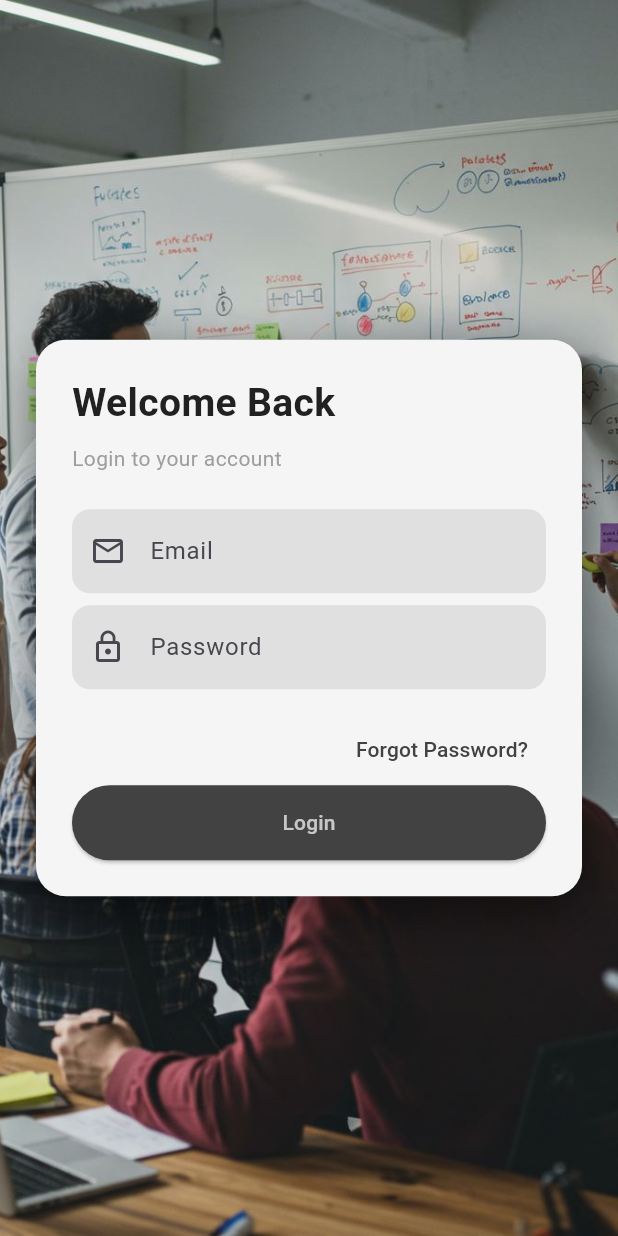
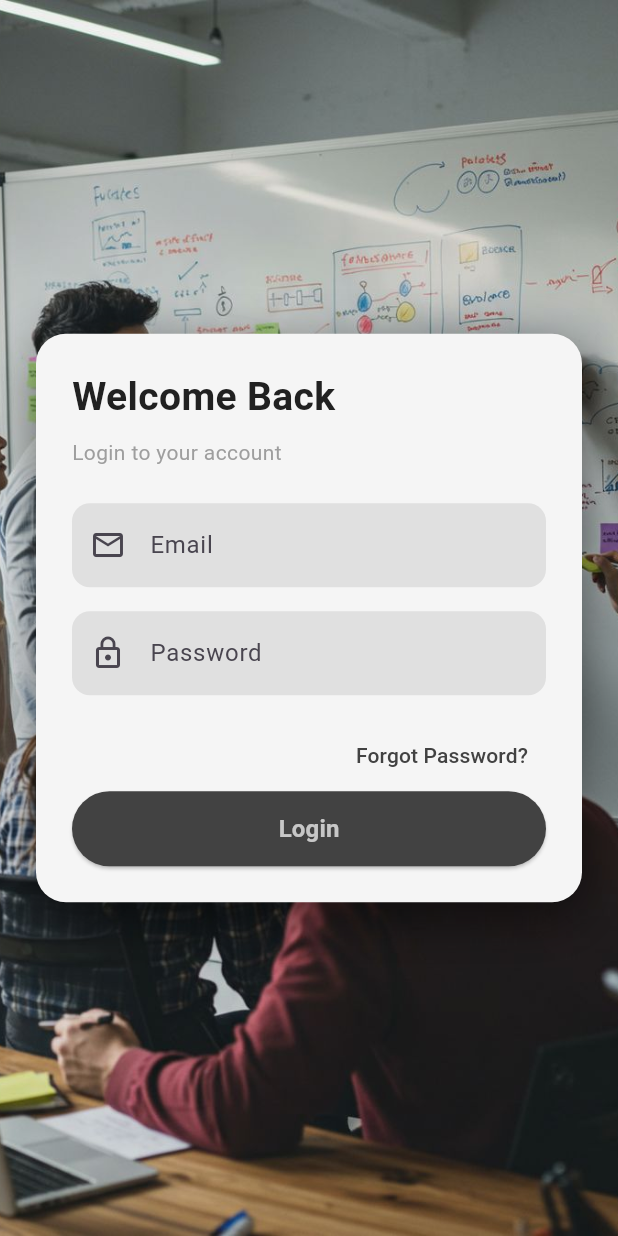
Before and after one commit to Mansyahariii/collabsession_kelompok_3, a Flutter app: the screen it shows after launch, on a phone screen of 412 x 824 dp. Run offline on Flutter 3.47's test engine with Material 3 defaults, Android fonts, the phone set to English and light mode, and no system bars; our stand-ins replace firebase_auth, firebase_core; accounts and stored records are empty.

Commit message:
wrap text error ke center dan beberapa penyesuaian

```diff
--- a/lib/pages/login.dart
+++ b/lib/pages/login.dart
@@ -136,7 +136,7 @@ class _MyLoginState extends State<MyLogin> {
                         ),
                       ),
                     ),
-                    const SizedBox(height: 8),
+                    const SizedBox(height: 16),
                     TextField(
                       controller: passCtrl,
                       obscureText: true,
@@ -172,8 +172,8 @@ class _MyLoginState extends State<MyLogin> {
                       ),
                     ),
                     if (_error != null) ...[
-                      Text(_error!, style: const TextStyle(color: Colors.red)),
-                      const SizedBox(height: 8),
+                      Center(child: Text(_error!, style: const TextStyle(color: Colors.red))),
+                      const SizedBox(height: 16),
                     ],
                     SizedBox(
                       width: double.infinity,
@@ -188,8 +188,16 @@ class _MyLoginState extends State<MyLogin> {
                           ),
                         ),
                         child: _isLoading
-                            ? const CircularProgressIndicator()
-                            : const Text('Login'),
+                            ? const CircularProgressIndicator(
+                                color: Colors.white,
+                              )
+                            : const Text(
+                                "Login",
+                                style: TextStyle(
+                                  fontSize: 16,
+                                  fontWeight: FontWeight.bold,
+                                ),
+                              ),
                       ),
                     ),
                   ],
```
